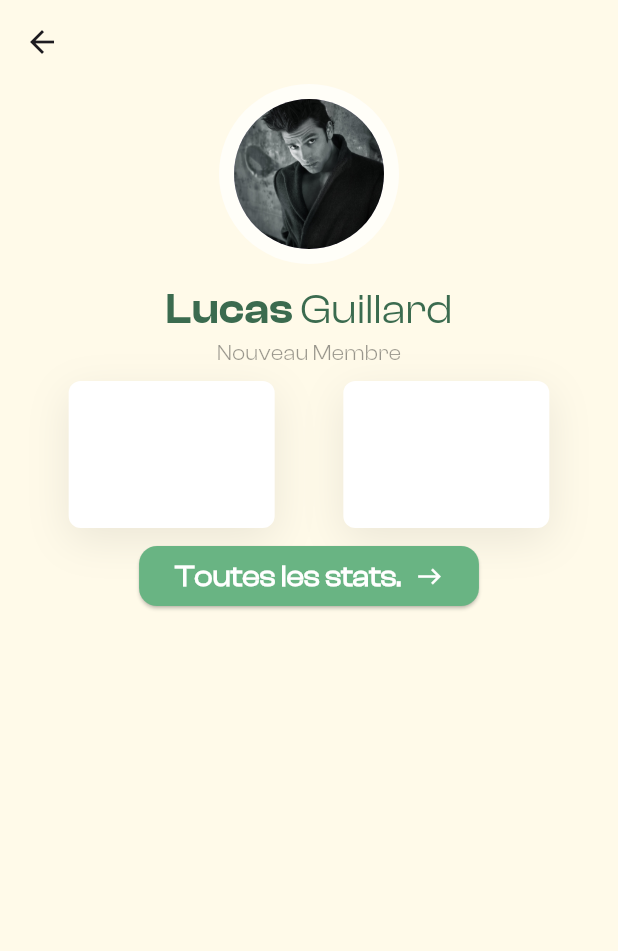
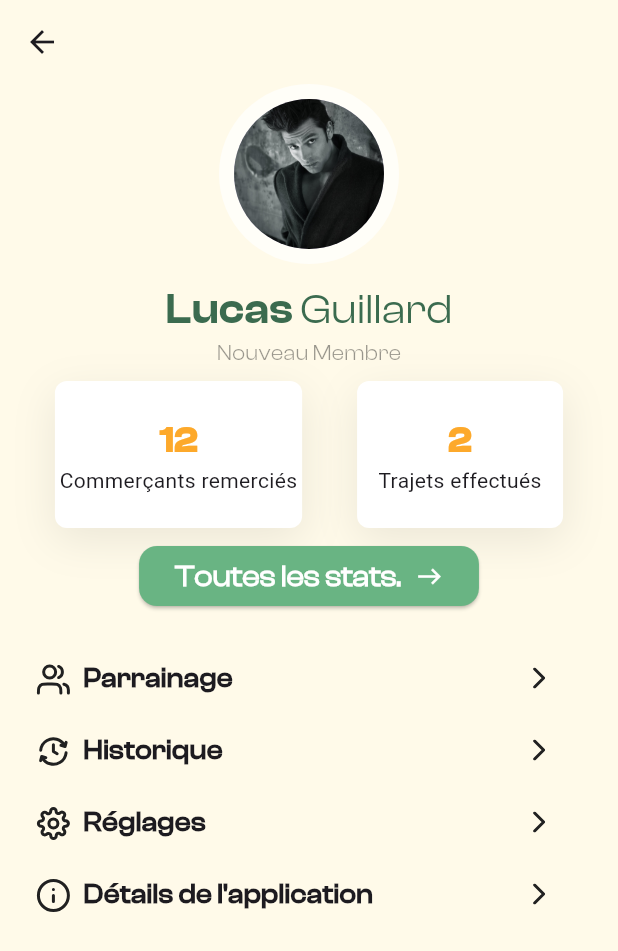
Before and after one commit to Ddg80/lamna, a Flutter app: the ProfilePage screen opened directly, on a phone screen of 412 x 824 dp. Shown: the top 951 px of the screen. Run offline on Flutter 3.47's test engine with Material 3 defaults, Android fonts, the phone set to English and light mode, and no system bars; our stand-ins replace carousel_slider, flutter_card_swiper, flutter_svg, numberpicker.

Commit message:
Profile page

```diff
--- a/lib/pages/profile_page.dart
+++ b/lib/pages/profile_page.dart
@@ -1,4 +1,5 @@
 import 'package:flutter/material.dart';
+import 'package:flutter_svg/flutter_svg.dart';
 import 'package:lamna/utils/constants/color_constants.dart';
 import 'package:lamna/utils/constants/font_constants.dart';
 import 'package:lamna/utils/widgets/button_next_page_new_vision.dart';
@@ -22,7 +23,8 @@ class _ProfilePageState extends State<ProfilePage> {
       appBar: AppBar(
         backgroundColor: ColorConstants.lightScaffoldBackgroundColor,
       ),
-      body: Column(
+      body: SingleChildScrollView(
+        child: Column(
           children: [
             const CircleAvatar(
               backgroundColor: Colors.white70,
@@ -38,8 +40,8 @@ class _ProfilePageState extends State<ProfilePage> {
             Text.rich(
               textAlign: TextAlign.start,
               style: TextStyle(
-                color:
-                    ColorConstants.greenDarkAppColor), //style for all textspan
+                  color: ColorConstants
+                      .greenDarkAppColor), //style for all textspan
               TextSpan(
                 children: [
                   TextSpan(
@@ -75,7 +77,7 @@ class _ProfilePageState extends State<ProfilePage> {
                 crossAxisAlignment: CrossAxisAlignment.start,
                 children: [
                   Container(
-                  width: MediaQuery.of(context).size.width / 3,
+                    width: MediaQuery.of(context).size.width / 2.5,
                     height: 98,
                     decoration: ShapeDecoration(
                       color: Colors.white,
@@ -88,6 +90,24 @@ class _ProfilePageState extends State<ProfilePage> {
                           offset: Offset(0, 8),
                           spreadRadius: 0,
                         )
+                      ],
+                    ),
+                    child: Column(
+                      crossAxisAlignment: CrossAxisAlignment.center,
+                      mainAxisAlignment: MainAxisAlignment.center,
+                      children: [
+                        Text(
+                          '12',
+                          style: TextStyle(
+                            color: ColorConstants.yellowPrimaryAppColor,
+                            fontFamily: FontConstants.boldFont,
+                            fontSize: 24,
+                          ),
+                        ),
+                        const Text(
+                          textAlign: TextAlign.center,
+                          "Commerçants remerciés",
+                        ),
                       ],
                     ),
                   ),
@@ -107,6 +127,24 @@ class _ProfilePageState extends State<ProfilePage> {
                         )
                       ],
                     ),
+                    child: Column(
+                      crossAxisAlignment: CrossAxisAlignment.center,
+                      mainAxisAlignment: MainAxisAlignment.center,
+                      children: [
+                        Text(
+                          '2',
+                          style: TextStyle(
+                            color: ColorConstants.yellowPrimaryAppColor,
+                            fontFamily: FontConstants.boldFont,
+                            fontSize: 24,
+                          ),
+                        ),
+                        const Text(
+                          textAlign: TextAlign.center,
+                          "Trajets effectués",
+                        ),
+                      ],
+                    ),
                   ),
                 ],
               ),
@@ -118,8 +156,130 @@ class _ProfilePageState extends State<ProfilePage> {
               color: ColorConstants.greenLightAppColor,
               icon: Icons.east,
             ),
+            const SizedBox(
+              height: 20,
+            ),
+            Container(
+              alignment: Alignment.topLeft,
+              width: MediaQuery.of(context).size.width * .9,
+              child: ProfileOptions(
+                assetSVG: 'assets/icons/users-01.svg',
+                text: 'Parrainage',
+                arrow: 'assets/icons/right.svg',
+                onPressed: () {
+                  return;
+                },
+              ),
+            ),
+            Container(
+              alignment: Alignment.topLeft,
+              width: MediaQuery.of(context).size.width * .9,
+              child: ProfileOptions(
+                assetSVG: 'assets/icons/clock-refresh.svg',
+                text: 'Historique',
+                arrow: 'assets/icons/right.svg',
+                onPressed: () {
+                  return;
+                },
+              ),
+            ),
+            Container(
+              alignment: Alignment.topLeft,
+              width: MediaQuery.of(context).size.width * .9,
+              child: ProfileOptions(
+                assetSVG: 'assets/icons/settings-01.svg',
+                text: 'Réglages',
+                arrow: 'assets/icons/right.svg',
+                onPressed: () {
+                  return;
+                },
+              ),
+            ),
+            Container(
+              alignment: Alignment.topLeft,
+              width: MediaQuery.of(context).size.width * .9,
+              child: ProfileOptions(
+                assetSVG: 'assets/icons/info-circle.svg',
+                text: 'Détails de l\'application',
+                arrow: 'assets/icons/right.svg',
+                onPressed: () {
+                  return;
+                },
+              ),
+            ),
           ],
+        ),
       ),
     );
   }
 }
+
+class ProfileOptions extends StatefulWidget {
+  final String assetSVG;
+  final String text;
+  final String arrow;
+  final GestureTapCallback onPressed;
+
+  const ProfileOptions({
+    super.key,
+    required this.assetSVG,
+    required this.text,
+    required this.arrow,
+    required this.onPressed,
+  });
+
+  @override
+  State<ProfileOptions> createState() => _ProfileOptionsState();
+}
+
+class _ProfileOptionsState extends State<ProfileOptions> {
+  @override
+  void initState() {
+    super.initState();
+  }
+
+  @override
+  Widget build(BuildContext context) {
+    return Row(
+      mainAxisAlignment: MainAxisAlignment.spaceBetween,
+      children: [
+        Padding(
+          padding: const EdgeInsets.all(3.0),
+          child: Row(
+            crossAxisAlignment: CrossAxisAlignment.end,
+            children: [
+              SvgPicture.asset(
+                widget.assetSVG,
+                width: 24,
+              ),
+              Padding(
+                padding: const EdgeInsets.only(left: 8.0),
+                child: Text(
+                  widget.text,
+                  style: TextStyle(
+                    fontSize: 18,
+                    fontFamily: FontConstants.mediumFont,
+                    fontWeight: FontWeight.w700,
+                  ),
+                ),
+              ),
+            ],
+          ),
+        ),
+        ElevatedButton(
+          onPressed: () {
+            widget.onPressed;
+          },
+          style: ElevatedButton.styleFrom(
+            elevation: 0,
+            backgroundColor: ColorConstants.lightScaffoldBackgroundColor,
+          ),
+          child: SvgPicture.asset(
+            widget.arrow,
+            width: 8,
+          ),
+        )
+      ],
+    );
+  }
+}
--- a/pubspec.yaml
+++ b/pubspec.yaml
@@ -56,6 +56,11 @@ flutter:
     - assets/icons/like.png
     - assets/icons/unlike.png
     - assets/avatar/avatar.jpg
+    - assets/icons/clock-refresh.svg
+    - assets/icons/info-circle.svg
+    - assets/icons/right.svg
+    - assets/icons/settings-01.svg
+    - assets/icons/users-01.svg
   fonts:
     - family: ClashDisplay
       fonts:
```
Also changed, not shown: assets/icons/clock-refresh.svg (added), assets/icons/info-circle.svg (added), assets/icons/right.svg (added), assets/icons/settings-01.svg (added), assets/icons/users-01.svg (added). Lines whose indentation alone changed are shown as unchanged.
